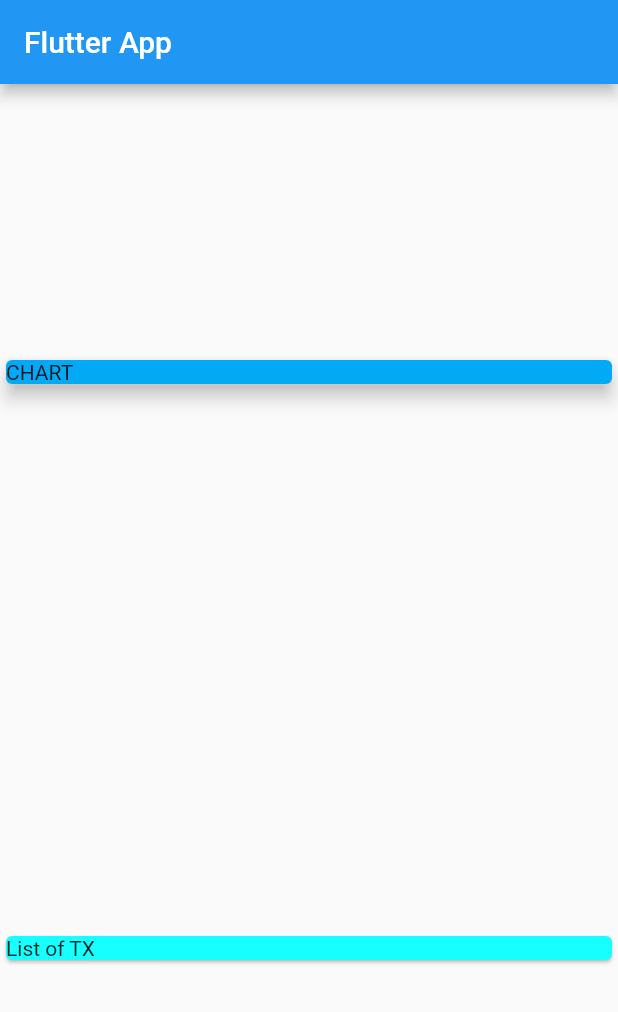
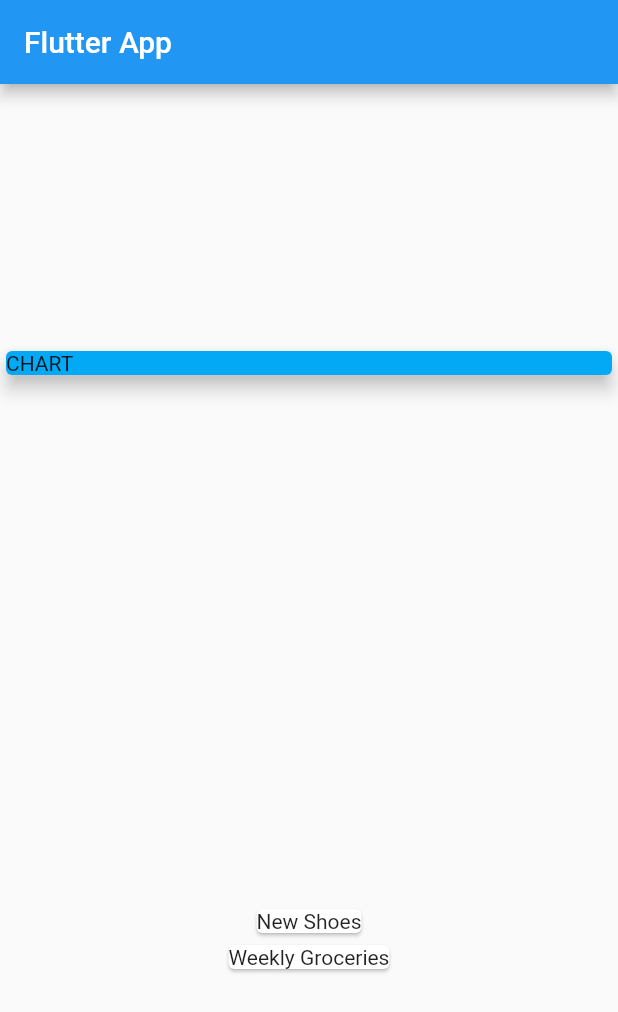
Before and after one commit to ProgrammerTaha/personal_expense_tracker_app, a Flutter app: the screen it shows after launch, on a phone screen of 412 x 824 dp. Shown: the top 1012 px of the screen. Run offline on Flutter 3.47's test engine with Material 2 defaults, Android fonts, the phone set to English and light mode, and no system bars.

Commit message:
adding transaction list and convert it ot widget list to be automatic

```diff
--- a/lib/main.dart
+++ b/lib/main.dart
@@ -40,21 +40,22 @@ class MyHomePage extends StatelessWidget {
         mainAxisAlignment: MainAxisAlignment.spaceAround,
         crossAxisAlignment: CrossAxisAlignment.stretch,
         children: [
-          Card(
-            child: Container(
-              width: double.infinity,
+          Container(
+            width: double.infinity,
+            child: Card(
               child: Text(
                 'CHART',
               ),
+              color: Colors.lightBlue,
+              elevation: 5,
             ),
-            color: Colors.lightBlue,
-            elevation: 5,
           ),
-          Card(
-            color: Colors.cyanAccent,
-            child: Text(
-              'List of TX',
-            ),
+          Column(
+            children: transactions.map((tx) {
+              return Card(
+                child: Text(tx.title),
+              );
+            }).toList(),
           ),
         ],
       ),
```
